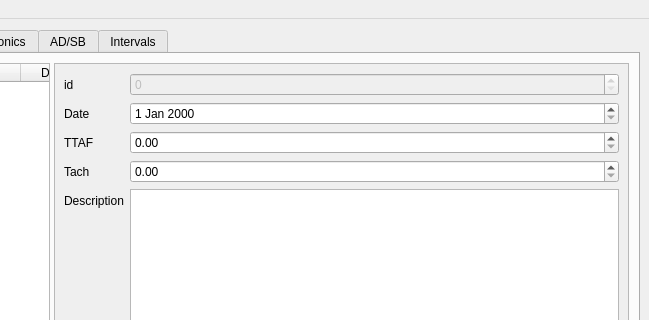
Old version of the form interfaces/form.ui in the repository Shadowist/aircraft_mx_tracker; both pictures show x 400 to 1049 and y 0 to 320 of the 1049 by 684 pixel window.
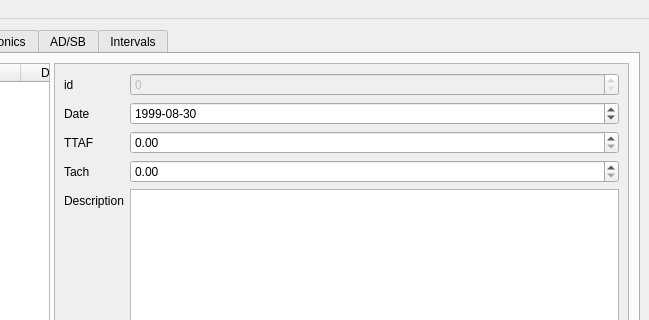
New version of the form.

Commit message: Fixed up the date format

What changed in the file:
```diff
--- a/interfaces/form.ui
+++ b/interfaces/form.ui
@@ -104,7 +104,21 @@
               </widget>
              </item>
              <item row="1" column="1">
-              <widget class="QDateEdit" name="airframe_date"/>
+              <widget class="QDateEdit" name="airframe_date">
+               <property name="dateTime">
+                <datetime>
+                 <hour>0</hour>
+                 <minute>0</minute>
+                 <second>0</second>
+                 <year>1999</year>
+                 <month>8</month>
+                 <day>30</day>
+                </datetime>
+               </property>
+               <property name="displayFormat">
+                <string>yyyy-MM-dd</string>
+               </property>
+              </widget>
              </item>
              <item row="2" column="0">
               <widget class="QLabel" name="label_2">
```
The commit also changes 1 other file.
